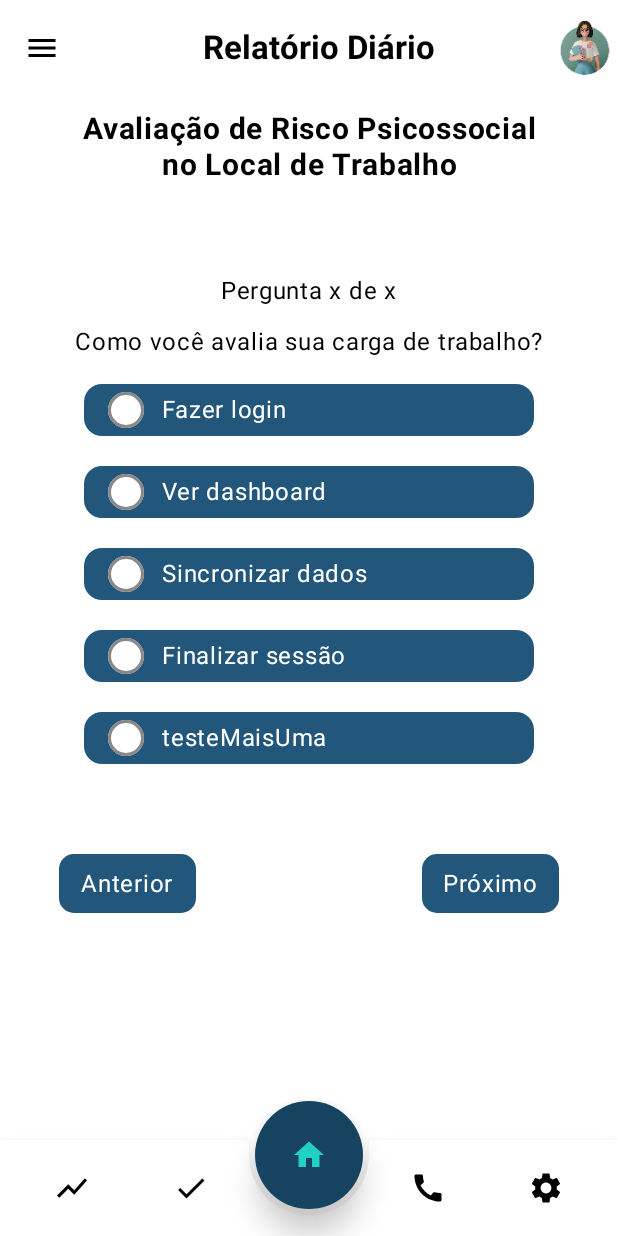
After one commit to mtluiz/Zenite, an Android app built with Jetpack Compose: the composable DailyQuizScreen shown on its own in the app's theme, on a phone screen of 412 x 824 dp. The commit adds this screen. Run offline under Robolectric (Android 15) with nearby library versions, the phone set to English and light mode, and no system bars; 1 statement that could not run was skipped.

Commit message:
feat daily screen
Feat daily screen

```diff
--- /dev/null
+++ b/app/src/main/java/com/example/zenite/ui/screens/daily_quiz/DailyQuizScreen.kt
@@ -0,0 +1,182 @@
+package com.example.zenite.ui.screens.daily_quiz
+
+import androidx.compose.foundation.background
+import androidx.compose.foundation.border
+import androidx.compose.foundation.clickable
+import androidx.compose.foundation.layout.*
+import androidx.compose.foundation.shape.CircleShape
+import androidx.compose.foundation.shape.RoundedCornerShape
+import androidx.compose.material3.Text
+import androidx.compose.runtime.*
+import androidx.compose.ui.Alignment
+import androidx.compose.ui.Modifier
+import androidx.compose.ui.draw.clip
+import androidx.compose.ui.graphics.Color
+import androidx.compose.ui.text.font.FontWeight
+import androidx.compose.ui.text.style.TextAlign
+import androidx.compose.ui.tooling.preview.Preview
+import androidx.compose.ui.unit.dp
+import androidx.compose.ui.unit.sp
+import com.example.zenite.ui.layout.ZeniteScreen
+import com.example.zenite.ui.theme.LightBlue
+
+@Composable
+fun DailyQuizScreen() {
+    ZeniteScreen(title = "Relatório Diário") { padding ->
+        Column(
+            modifier = Modifier
+                .fillMaxSize()
+                .padding(padding),
+            horizontalAlignment = Alignment.CenterHorizontally
+        ) {
+            Spacer(modifier = Modifier.height(10.dp))
+
+            Box(
+                modifier = Modifier
+                    .fillMaxWidth(),
+                contentAlignment = Alignment.Center
+            ) {
+                Text(
+                    text = "Avaliação de Risco Psicossocial no Local de Trabalho",
+                    fontSize = 20.sp,
+                    fontWeight = FontWeight.Bold,
+                    modifier = Modifier.widthIn(max = 329.dp),
+                    textAlign = TextAlign.Center
+                )
+            }
+
+            Spacer(modifier = Modifier.height(60.dp))
+
+            Text(text = "Pergunta x de x")
+
+            Spacer(modifier = Modifier.height(10.dp))
+
+            Text(text = "Como você avalia sua carga de trabalho?")
+
+            val tasks = listOf(
+                "Fazer login",
+                "Ver dashboard",
+                "Sincronizar dados",
+                "Finalizar sessão",
+                "testeMaisUma"
+            )
+
+            BulletCheckList(items = tasks)
+
+            NavigationButtonsRow(
+                onPreviousClick = { println("Anterior clicado") },
+                onNextClick = { println("Próximo clicado") }
+            )
+        }
+    }
+}
+
+@Composable
+fun BulletCheckList(items: List<String>) {
+    val selectedIndex = remember { mutableStateOf<Int?>(null) }
+
+    Column(
+        modifier = Modifier
+            .fillMaxWidth()
+            .padding(16.dp),
+
+        horizontalAlignment = Alignment.CenterHorizontally
+    ) {
+        items.forEachIndexed { index, item ->
+            Box(
+                modifier = Modifier
+                    .width(300.dp)
+                    .clip(RoundedCornerShape(12.dp))
+                    .background(LightBlue)
+                    .clickable {
+                        selectedIndex.value = if (selectedIndex.value == index) null else index
+                    }
+                    .padding(vertical = 5.dp, horizontal = 16.dp)
+            ) {
+                Row(
+                    verticalAlignment = Alignment.CenterVertically
+                ) {
+                    BulletCheckbox(isChecked = selectedIndex.value == index)
+                    Spacer(modifier = Modifier.width(12.dp))
+                    Text(
+                        text = item,
+                        fontSize = 16.sp,
+                        color = Color.White
+                    )
+                }
+            }
+            Spacer(modifier = Modifier.height(20.dp))
+        }
+    }
+}
+
+@Composable
+fun BulletCheckbox(isChecked: Boolean) {
+    Box(
+        modifier = Modifier
+            .size(24.dp)
+            .border(2.dp, Color.Gray, CircleShape)
+            .background(Color.White, CircleShape),
+        contentAlignment = Alignment.Center
+    ) {
+        if (isChecked) {
+            Box(
+                modifier = Modifier
+                    .size(12.dp)
+                    .background(LightBlue, CircleShape)
+            )
+        }
+    }
+}
+
+@Composable
+fun CustomBlueButton(
+    text: String,
+    modifier: Modifier = Modifier,
+    onClick: () -> Unit
+) {
+    Box(
+        modifier = modifier
+            .height(39.dp)
+            .width(91.dp)
+            .clip(RoundedCornerShape(10.dp))
+            .background(LightBlue)
+            .clickable(onClick = onClick),
+        contentAlignment = Alignment.Center
+    ) {
+        Text(
+            text = text,
+            fontSize = 16.sp,
+            color = Color.White
+        )
+    }
+}
+
+@Composable
+fun NavigationButtonsRow(
+    onPreviousClick: () -> Unit,
+    onNextClick: () -> Unit
+) {
+    Row(
+        modifier = Modifier
+            .fillMaxWidth()
+            .padding(horizontal = 39.dp, vertical = 24.dp),
+        horizontalArrangement = Arrangement.SpaceBetween,
+        verticalAlignment = Alignment.CenterVertically
+    ) {
+        CustomBlueButton(
+            text = "Anterior",
+            onClick = onPreviousClick
+        )
+        CustomBlueButton(
+            text = "Próximo",
+            onClick = onNextClick
+        )
+    }
+}
+
+@Preview(showBackground = true, showSystemUi = true)
+@Composable
+fun DailyQuizScreenPreview() {
+    DailyQuizScreen()
+}
--- a/app/src/main/java/com/example/zenite/ui/screens/mood/MoodScreen.kt
+++ b/app/src/main/java/com/example/zenite/ui/screens/mood/MoodScreen.kt
@@ -39,6 +39,7 @@ import androidx.compose.ui.unit.sp
 import com.example.zenite.R
 import com.example.zenite.ui.layout.ZeniteScreen
 import com.example.zenite.ui.theme.GrayBlue
+import com.example.zenite.ui.theme.LightBlue
 import com.example.zenite.ui.theme.Primary
 import com.example.zenite.ui.theme.White
 import java.text.SimpleDateFormat
@@ -81,7 +82,7 @@ fun MoodScreen() {
         MoodEntry("🙂", "4 de maio de 2025", "Pude realizar todas minhas tarefas")
     )
 
-    ZeniteScreen(title = "Home") { padding ->
+    ZeniteScreen(title = "Humor") { padding ->
         Column(Modifier.padding(padding)) {
             Column(
                 modifier = Modifier
@@ -105,7 +106,7 @@ fun MoodScreen() {
                         .width(343.dp)
                         .height(330.dp)
                         .clip(RoundedCornerShape(16.dp))
-                        .background(Primary)
+                        .background(LightBlue)
                         .padding(10.dp)
                         .align(Alignment.CenterHorizontally)
                 ) {
@@ -138,7 +139,7 @@ fun MoodScreen() {
                             .clickable { datePickerDialog.show() }
                             .background(White, shape = RoundedCornerShape(8.dp)),
                         colors = TextFieldDefaults.outlinedTextFieldColors(
-                            containerColor = Color(0xFF366588), // Cor desejada
+                            containerColor = Color(0xFF366588),
                             unfocusedBorderColor = GrayBlue,
                             focusedBorderColor = Primary
                         )
@@ -227,7 +228,7 @@ fun MoodScreen() {
                         .width(343.dp)
                         .height(190.dp)
                         .clip(RoundedCornerShape(16.dp))
-                        .background(Primary)
+                        .background(LightBlue)
                         .padding(29.dp)
                         .align(Alignment.CenterHorizontally)
                 ) {
--- a/app/src/main/java/com/example/zenite/ui/theme/Color.kt
+++ b/app/src/main/java/com/example/zenite/ui/theme/Color.kt
@@ -10,6 +10,8 @@ val Black = Color(0xFF000000)
 val White = Color(0xFFFFFFFF)
 val GrayLight = Color(0xFFA8A8A9)
 val GrayDark = Color(0xFF676767)
+val GrayBlue = Color(0xFF366588)
+val LightBlue = Color(0xFF22567B)
 
 val Purple80 = Color(0xFFD0BCFF)
 val PurpleGrey80 = Color(0xFFCCC2DC)
```
